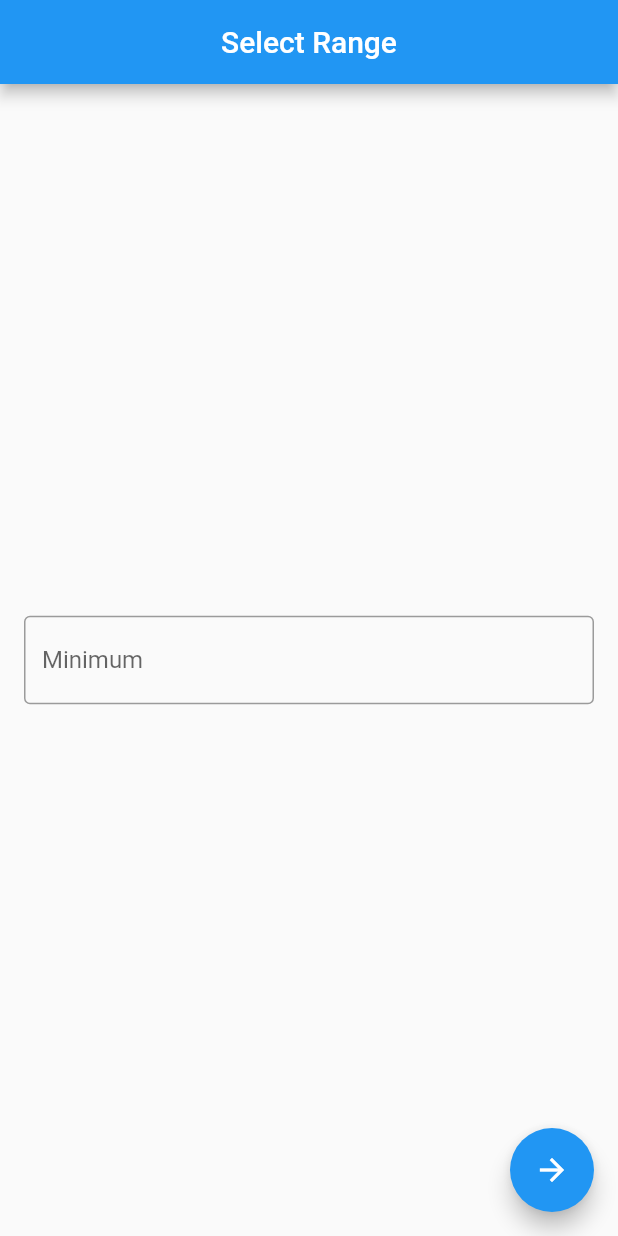
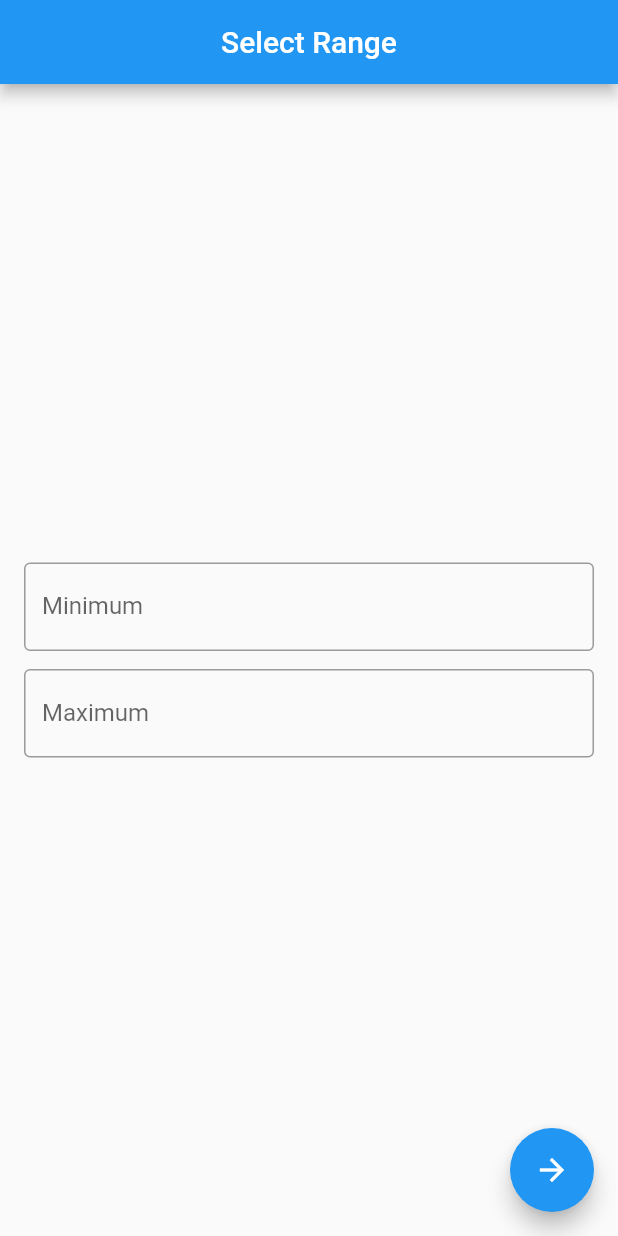
Before and after one commit to jkasanjian/flutter-resocoder, a Flutter app: the screen it shows after launch, on a phone screen of 412 x 824 dp. Run offline on Flutter 3.47's test engine with Material 2 defaults, Android fonts, the phone set to English and light mode, and no system bars.

```diff
--- a/flutter_foundations/lib/range_selector_page.dart
+++ b/flutter_foundations/lib/range_selector_page.dart
@@ -21,15 +21,14 @@ class _RangeSelectorPageState extends State<RangeSelectorPage> {
           child: Column(
             mainAxisAlignment: MainAxisAlignment.center,
             children: [
-              TextFormField(
-                decoration: InputDecoration(
-                  border: OutlineInputBorder(),
-                  labelText: 'Minimum',
-                ),
-                keyboardType: TextInputType.numberWithOptions(
-                  decimal: false,
-                  signed: true,
-                ),
+              RangeSelectorTextFormField(
+                labelText: 'Minimum',
+              ),
+              SizedBox(
+                height: 12,
+              ),
+              RangeSelectorTextFormField(
+                labelText: 'Maximum',
               ),
             ],
           ),
@@ -45,3 +44,26 @@ class _RangeSelectorPageState extends State<RangeSelectorPage> {
     );
   }
 }
+
+class RangeSelectorTextFormField extends StatelessWidget {
+  const RangeSelectorTextFormField({
+    Key key,
+    this.labelText,
+  }) : super(key: key);
+
+  final String labelText;
+
+  @override
+  Widget build(BuildContext context) {
+    return TextFormField(
+      decoration: InputDecoration(
+        border: OutlineInputBorder(),
+        labelText: labelText,
+      ),
+      keyboardType: TextInputType.numberWithOptions(
+        decimal: false,
+        signed: true,
+      ),
+    );
+  }
+}
```
